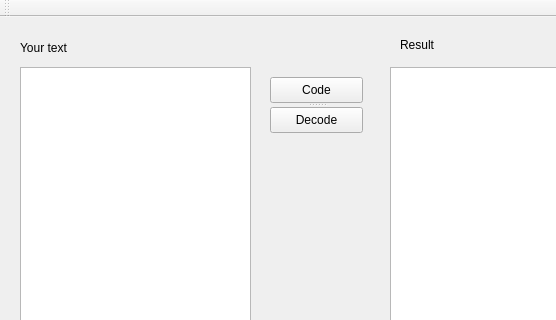
Qt form MainWindow.ui (ArRanaNajaSama/QMorseTranslator) before a commit; both pictures show x 0 to 556 and y 0 to 320 of the 646 by 525 pixel window.
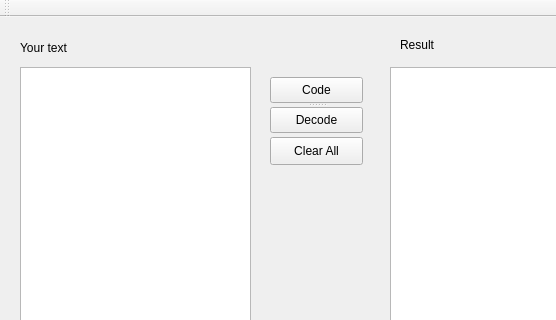
The same form after that commit.

Commit message: Add Clear All button to MainWindow

```diff
--- a/MainWindow.ui
+++ b/MainWindow.ui
@@ -122,6 +122,19 @@
      </property>
     </widget>
    </widget>
+   <widget class="QPushButton" name="clearAllBtn">
+    <property name="geometry">
+     <rect>
+      <x>270</x>
+      <y>120</y>
+      <width>93</width>
+      <height>28</height>
+     </rect>
+    </property>
+    <property name="text">
+     <string>Clear All</string>
+    </property>
+   </widget>
   </widget>
   <widget class="QMenuBar" name="menuBar">
    <property name="geometry">
```
The commit also changes 3 other files.
